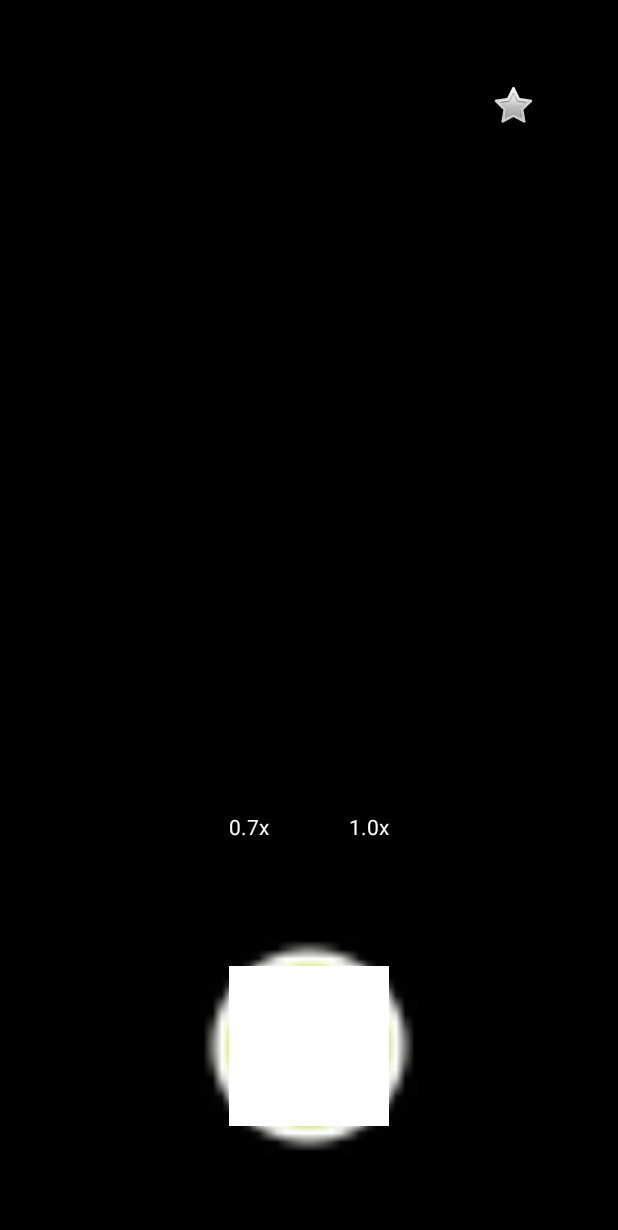
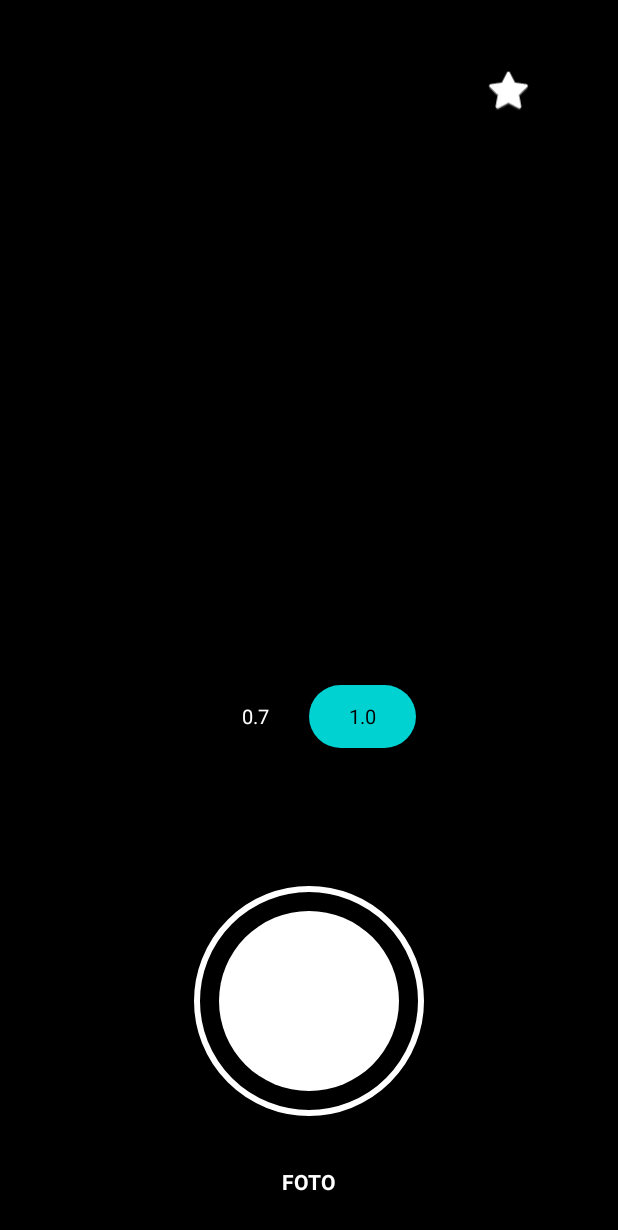
Before and after one commit to dziie-id/Camera, an Android app: the screen it shows after launch (MainActivity), on a phone screen of 412 x 824 dp. Shown: the top 1230 px of the screen. Run offline under Robolectric (Android 15) with nearby library versions, the light colour scheme and no system bars; libraries missing offline, so code that uses them is left out: androidx.camera.core, androidx.camera.lifecycle, androidx.camera.view; 4 statements that could not run were skipped.

Commit message:
Update MainActivity.kt

```diff
--- a/app/src/main/java/org/lineageos/aperture/MainActivity.kt
+++ b/app/src/main/java/org/lineageos/aperture/MainActivity.kt
@@ -4,20 +4,19 @@ import android.Manifest
 import android.content.ContentValues
 import android.content.pm.PackageManager
 import android.graphics.Color
+import android.graphics.Typeface
+import android.graphics.drawable.GradientDrawable
 import android.os.Build
 import android.os.Bundle
 import android.provider.MediaStore
-import android.util.Size
 import android.view.Gravity
 import android.view.View
 import android.view.ViewGroup
-import android.widget.FrameLayout
-import android.widget.ImageButton
-import android.widget.LinearLayout
-import android.widget.TextView
-import android.widget.Toast
+import android.widget.*
 import androidx.appcompat.app.AppCompatActivity
 import androidx.camera.core.*
+import androidx.camera.core.resolutionselector.ResolutionSelector
+import androidx.camera.core.resolutionselector.AspectRatioStrategy
 import androidx.camera.lifecycle.ProcessCameraProvider
 import androidx.camera.view.PreviewView
 import androidx.core.app.ActivityCompat
@@ -31,86 +30,113 @@ class MainActivity : AppCompatActivity() {
 
     private lateinit var viewFinder: PreviewView
     private var imageCapture: ImageCapture? = null
-    private var camera: Camera? = null
     private var flashMode = ImageCapture.FLASH_MODE_OFF
     private var isUltraWide = false
     private lateinit var cameraExecutor: ExecutorService
 
+    // UI References untuk update warna tombol
+    private lateinit var btn07: TextView
+    private lateinit var btn10: TextView
+
     override fun onCreate(savedInstanceState: Bundle?) {
         super.onCreate(savedInstanceState)
 
-        // Layout Utama
         val root = FrameLayout(this).apply {
             layoutParams = ViewGroup.LayoutParams(-1, -1)
             setBackgroundColor(Color.BLACK)
         }
 
-        // Preview Area (Dibuat 4:3 biar kayak GCam Go, tidak full screen)
-        val previewContainer = FrameLayout(this).apply {
-            val width = resources.displayMetrics.widthPixels
-            val height = (width * 4) / 3
-            layoutParams = FrameLayout.LayoutParams(width, height).apply {
-                topMargin = 150 // Kasih space di atas buat tombol flash/settings
+        // 1. Preview 4:3 Area
+        val screenWidth = resources.displayMetrics.widthPixels
+        val previewHeight = (screenWidth * 4) / 3
+
+        viewFinder = PreviewView(this).apply {
+            layoutParams = FrameLayout.LayoutParams(screenWidth, previewHeight).apply {
+                gravity = Gravity.TOP
+                topMargin = 180 // Space untuk header settings
             }
+            implementationMode = PreviewView.ImplementationMode.COMPATIBLE
         }
-        viewFinder = PreviewView(this).apply { layoutParams = ViewGroup.LayoutParams(-1, -1) }
-        previewContainer.addView(viewFinder)
-        root.addView(previewContainer)
+        root.addView(viewFinder)
 
-        // Tombol Flash (Pojok Kanan Atas)
+        // 2. Header (Flash Button)
+        val header = FrameLayout(this).apply {
+            layoutParams = FrameLayout.LayoutParams(-1, 180)
+        }
         val flashBtn = ImageButton(this).apply {
-            setImageResource(android.R.drawable.btn_star_big_off) // Pake icon default dulu
+            setImageResource(android.R.drawable.btn_star_big_off)
+            setColorFilter(Color.WHITE)
             setBackgroundColor(Color.TRANSPARENT)
-            layoutParams = FrameLayout.LayoutParams(150, 150).apply {
-                gravity = Gravity.TOP or Gravity.END
-                topMargin = 30
-                rightMargin = 30
+            layoutParams = FrameLayout.LayoutParams(120, 120).apply {
+                gravity = Gravity.CENTER_VERTICAL or Gravity.END
+                rightMargin = 50
             }
             setOnClickListener { toggleFlash(this) }
         }
-        root.addView(flashBtn)
+        header.addView(flashBtn)
+        root.addView(header)
 
-        // Floating Lens Selector (Di atas tombol shutter)
-        val lensLayout = LinearLayout(this).apply {
+        // 3. Floating Lens Selector (Pills Style) - 100% Mirip Ref
+        val lensPill = LinearLayout(this).apply {
             orientation = LinearLayout.HORIZONTAL
-            gravity = Gravity.CENTER
+            setPadding(10, 8, 10, 8)
+            background = GradientDrawable().apply {
+                setColor(Color.parseColor("#99000000")) // Dark transparan
+                cornerRadius = 100f
+            }
             layoutParams = FrameLayout.LayoutParams(-2, -2).apply {
                 gravity = Gravity.BOTTOM or Gravity.CENTER_HORIZONTAL
-                bottomMargin = 380 // Melayang di atas shutter
+                bottomMargin = 480
             }
         }
 
-        val btnUW = createLensButton("0.7x") {
-            isUltraWide = true
-            startCamera()
+        btn07 = createLensBtn("0.7", true)
+        btn10 = createLensBtn("1.0", false)
+        lensPill.addView(btn07)
+        lensPill.addView(btn10)
+        root.addView(lensPill)
+
+        // 4. Shutter Area (Ring & Core)
+        val shutterContainer = FrameLayout(this).apply {
+            layoutParams = FrameLayout.LayoutParams(230, 230).apply {
+                gravity = Gravity.BOTTOM or Gravity.CENTER_HORIZONTAL
+                bottomMargin = 120
+            }
         }
-        val btnMain = createLensButton("1.0x") {
-            isUltraWide = false
-            startCamera()
+        val ring = View(this).apply {
+            background = GradientDrawable().apply {
+                shape = GradientDrawable.OVAL
+                setStroke(6, Color.WHITE)
+            }
+            layoutParams = FrameLayout.LayoutParams(-1, -1)
         }
-
-        lensLayout.addView(btnUW)
-        lensLayout.addView(btnMain)
-        root.addView(lensLayout)
-
-        // Tombol Shutter (Gaya GCam)
-        val shutterContainer = FrameLayout(this).apply {
-            layoutParams = FrameLayout.LayoutParams(220, 220).apply {
-                gravity = Gravity.BOTTOM or Gravity.CENTER_HORIZONTAL
-                bottomMargin = 80
+        val core = View(this).apply {
+            background = GradientDrawable().apply {
+                shape = GradientDrawable.OVAL
+                setColor(Color.WHITE)
             }
-            // Ring luar
-            setBackgroundResource(android.R.drawable.presence_online) // Dummy ring
-        }
-        val shutterBtn = View(this).apply {
-            setBackgroundColor(Color.WHITE)
-            layoutParams = FrameLayout.LayoutParams(160, 160).apply { gravity = Gravity.CENTER }
+            layoutParams = FrameLayout.LayoutParams(180, 180).apply { gravity = Gravity.CENTER }
             setOnClickListener { takePhoto() }
         }
-        shutterContainer.addView(shutterBtn)
+        shutterContainer.addView(ring)
+        shutterContainer.addView(core)
         root.addView(shutterContainer)
 
+        // 5. Mode Indicator (Teks "Foto")
+        val modeText = TextView(this).apply {
+            text = "FOTO"
+            setTextColor(Color.WHITE)
+            textSize = 14f
+            typeface = Typeface.DEFAULT_BOLD
+            layoutParams = FrameLayout.LayoutParams(-2, -2).apply {
+                gravity = Gravity.BOTTOM or Gravity.CENTER_HORIZONTAL
+                bottomMargin = 40
+            }
+        }
+        root.addView(modeText)
+
         setContentView(root)
+        updateLensColors()
 
         if (allPermissionsGranted()) startCamera()
         else ActivityCompat.requestPermissions(this, arrayOf(Manifest.permission.CAMERA), 10)
@@ -118,16 +144,39 @@ class MainActivity : AppCompatActivity() {
         cameraExecutor = Executors.newSingleThreadExecutor()
     }
 
-    private fun createLensButton(label: String, action: () -> Unit): TextView {
+    private fun createLensBtn(txt: String, isWide: Boolean): TextView {
         return TextView(this).apply {
-            text = label
-            setTextColor(Color.WHITE)
-            setPadding(30, 15, 30, 15)
-            setBackgroundColor(Color.parseColor("#80000000"))
-            setOnClickListener { action() }
-            val params = LinearLayout.LayoutParams(-2, -2)
-            params.setMargins(10, 0, 10, 0)
-            layoutParams = params
+            text = txt
+            textSize = 13f
+            setPadding(40, 18, 40, 18)
+            gravity = Gravity.CENTER
+            setOnClickListener {
+                if (isUltraWide != isWide) {
+                    isUltraWide = isWide
+                    updateLensColors()
+                    startCamera()
+                }
+            }
+        }
+    }
+
+    private fun updateLensColors() {
+        val activeBg = GradientDrawable().apply {
+            setColor(Color.parseColor("#FF00D1D1")) // Warna Toska/Teal
+            cornerRadius = 100f
+        }
+        val transBg = Color.TRANSPARENT
+
+        if (isUltraWide) {
+            btn07.background = activeBg
+            btn07.setTextColor(Color.BLACK)
+            btn10.background = null
+            btn10.setTextColor(Color.WHITE)
+        } else {
+            btn10.background = activeBg
+            btn10.setTextColor(Color.BLACK)
+            btn07.background = null
+            btn07.setTextColor(Color.WHITE)
         }
     }
 
@@ -137,39 +186,39 @@ class MainActivity : AppCompatActivity() {
             ImageCapture.FLASH_MODE_ON -> ImageCapture.FLASH_MODE_AUTO
             else -> ImageCapture.FLASH_MODE_OFF
         }
-        val msg = when(flashMode) {
-            ImageCapture.FLASH_MODE_ON -> "Flash ON"
-            ImageCapture.FLASH_MODE_AUTO -> "Flash Auto"
-            else -> "Flash OFF"
-        }
-        Toast.makeText(this, msg, Toast.LENGTH_SHORT).show()
-        startCamera() // Refresh camera dengan mode flash baru
+        btn.setColorFilter(if (flashMode == ImageCapture.FLASH_MODE_OFF) Color.WHITE else Color.YELLOW)
+        startCamera()
     }
 
     private fun startCamera() {
         val cameraProviderFuture = ProcessCameraProvider.getInstance(this)
         cameraProviderFuture.addListener({
             val cameraProvider = cameraProviderFuture.get()
+            val resSelector = ResolutionSelector.Builder()
+                .setAspectRatioStrategy(AspectRatioStrategy.RATIO_4_3_FALLBACK_AUTO_STRATEGY)
+                .build()
 
-            val preview = Preview.Builder()
-                .setTargetAspectRatio(AspectRatio.RATIO_4_3) // Paksa 4:3
-                .build().also { it.setSurfaceProvider(viewFinder.surfaceProvider) }
+            val preview = Preview.Builder().setResolutionSelector(resSelector).build()
+                .also { it.setSurfaceProvider(viewFinder.surfaceProvider) }
 
             imageCapture = ImageCapture.Builder()
-                .setCaptureMode(ImageCapture.CAPTURE_MODE_MAXIMIZE_QUALITY) // Biar dapet Megapixel tinggi
+                .setCaptureMode(ImageCapture.CAPTURE_MODE_MAXIMIZE_QUALITY)
                 .setFlashMode(flashMode)
-                .setTargetAspectRatio(AspectRatio.RATIO_4_3)
+                .setResolutionSelector(resSelector)
                 .build()
 
+            // Fix Aux Lens Detection
             val cameraSelector = if (isUltraWide) {
-                CameraSelector.Builder().addCameraFilter { it.filter { i -> i.toString().contains("id: 2") || i.toString().contains("id: 1") } }.build()
+                CameraSelector.Builder().addCameraFilter { cameraInfos ->
+                    cameraInfos.filter { it.toString().contains("id: 2") || it.toString().contains("id: 1") || !it.toString().contains("id: 0") }
+                }.build()
             } else {
                 CameraSelector.DEFAULT_BACK_CAMERA
             }
 
             try {
                 cameraProvider.unbindAll()
-                camera = cameraProvider.bindToLifecycle(this, cameraSelector, preview, imageCapture)
+                cameraProvider.bindToLifecycle(this, cameraSelector, preview, imageCapture)
             } catch (e: Exception) {
                 cameraProvider.bindToLifecycle(this, CameraSelector.DEFAULT_BACK_CAMERA, preview, imageCapture)
             }
@@ -178,31 +227,28 @@ class MainActivity : AppCompatActivity() {
 
     private fun takePhoto() {
         val imageCapture = imageCapture ?: return
-        val name = SimpleDateFormat("yyyyMMdd_HHmmss", Locale.US).format(System.currentTimeMillis())
+        val name = "IMG_${SimpleDateFormat("yyyyMMdd_HHmmss", Locale.US).format(System.currentTimeMillis())}"
         val contentValues = ContentValues().apply {
-            put(MediaStore.MediaColumns.DISPLAY_NAME, "IMG_$name")
+            put(MediaStore.MediaColumns.DISPLAY_NAME, name)
             put(MediaStore.MediaColumns.MIME_TYPE, "image/jpeg")
             if (Build.VERSION.SDK_INT >= Build.VERSION_CODES.Q) {
                 put(MediaStore.Images.Media.RELATIVE_PATH, "DCIM/Camera")
             }
         }
 
-        val outputOptions = ImageCapture.OutputFileOptions.Builder(
-            contentResolver, MediaStore.Images.Media.EXTERNAL_CONTENT_URI, contentValues
-        ).build()
-
-        imageCapture.takePicture(outputOptions, ContextCompat.getMainExecutor(this),
+        imageCapture.takePicture(
+            ImageCapture.OutputFileOptions.Builder(contentResolver, MediaStore.Images.Media.EXTERNAL_CONTENT_URI, contentValues).build(),
+            ContextCompat.getMainExecutor(this),
             object : ImageCapture.OnImageSavedCallback {
-                override fun onImageSaved(output: ImageCapture.OutputFileResults) {
-                    Toast.makeText(baseContext, "Tersimpan ke Galeri", Toast.LENGTH_SHORT).show()
+                override fun onImageSaved(out: ImageCapture.OutputFileResults) {
+                    Toast.makeText(baseContext, "Cekrak!", Toast.LENGTH_SHORT).show()
                 }
-                override fun onError(exc: ImageCaptureException) {}
+                override fun onError(e: ImageCaptureException) {}
             }
         )
     }
 
-    private fun allPermissionsGranted() = ContextCompat.checkSelfPermission(
-        baseContext, Manifest.permission.CAMERA) == PackageManager.PERMISSION_GRANTED
+    private fun allPermissionsGranted() = ContextCompat.checkSelfPermission(baseContext, Manifest.permission.CAMERA) == PackageManager.PERMISSION_GRANTED
 
     override fun onDestroy() {
         super.onDestroy()
```
